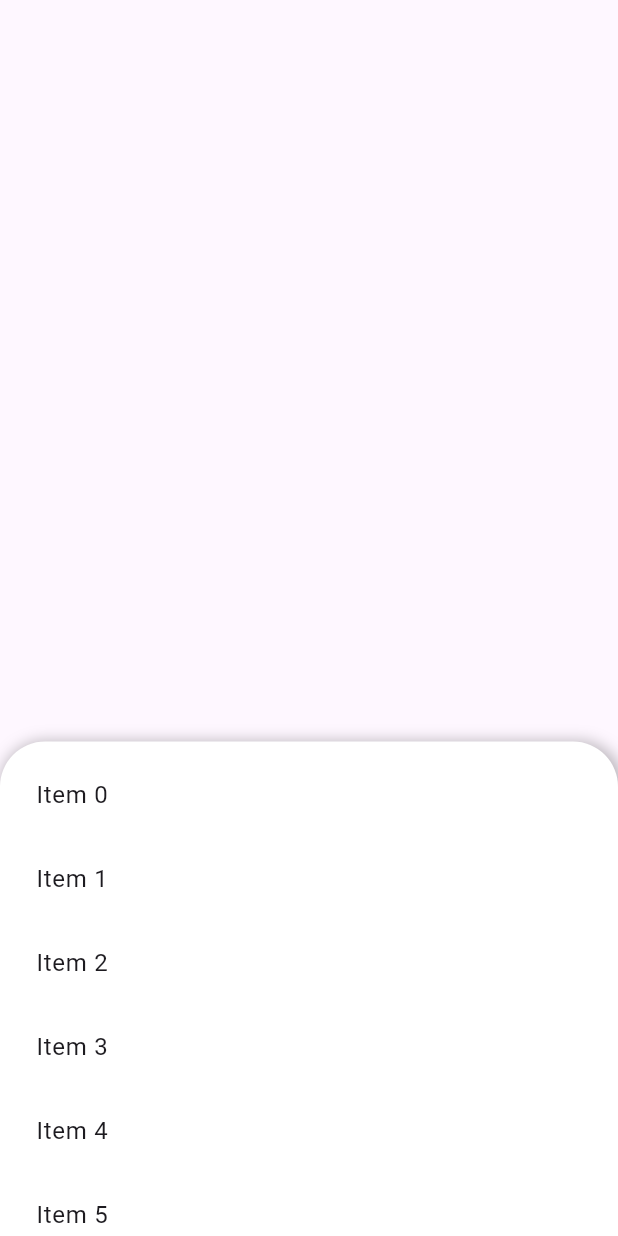
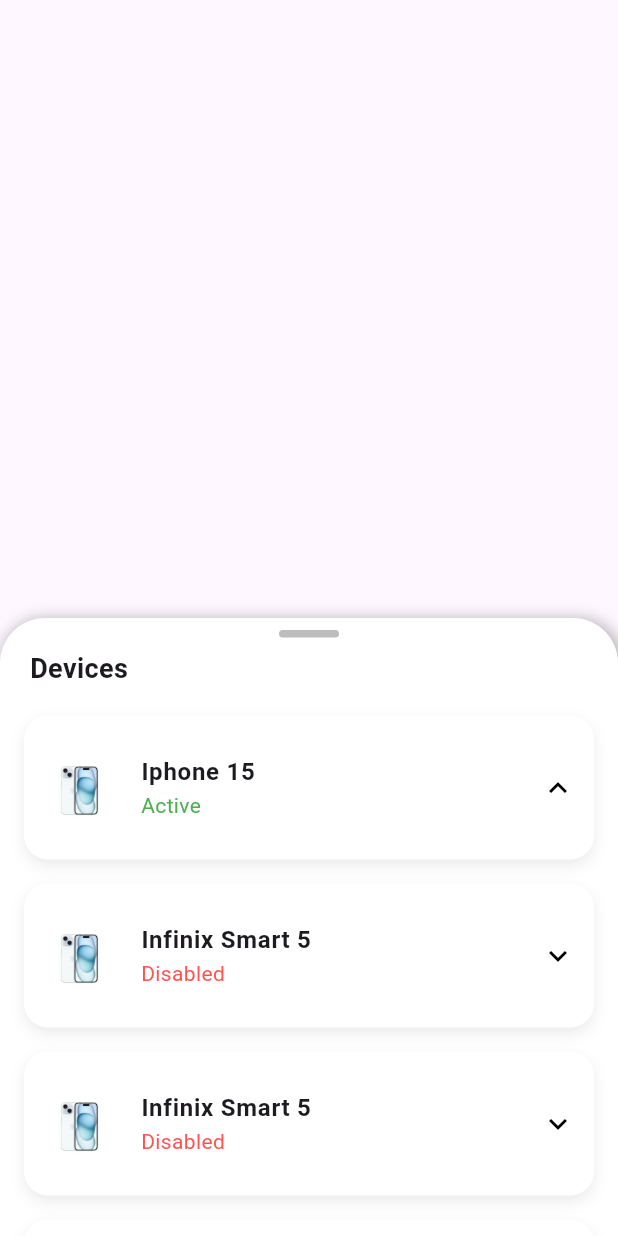
Before and after one commit to pious2847/Findsafe_MobileApp, a Flutter app: the DeviceDraggableSheet widget shown alone on an empty page, opened directly, on a phone screen of 412 x 824 dp. Run offline on Flutter 3.47's test engine with Material 3 defaults, Android fonts, the light colour scheme and no system bars; our stand-ins replace google_maps_flutter, iconsax.

Commit message:
Updates on Home page and Location page

```diff
--- a/lib/screens/home.dart
+++ b/lib/screens/home.dart
@@ -1,5 +1,8 @@
+import 'package:findsafe/widgets/custom_buttons.dart';
+import 'package:findsafe/widgets/device_draggable_sheet.dart';
 import 'package:flutter/material.dart';
 import 'package:google_maps_flutter/google_maps_flutter.dart';
+import 'package:iconsax/iconsax.dart';
 
 class Home extends StatefulWidget {
   const Home({super.key});
@@ -9,67 +12,59 @@
 }
 
 class _HomeState extends State<Home> {
+  bool _isDraggableOpen = false;
+
   final CameraPosition initialCameraPosition = const CameraPosition(
     target: LatLng(37.77483, -122.41942), // Example coordinates (San Francisco)
     zoom: 12.0, // Zoom level
   );
 
+  // Function to toggle the DeviceDraggableSheet
+  void _toggleDraggableSheet() {
+    setState(() {
+      _isDraggableOpen = !_isDraggableOpen;
+    });
+  }
+
   @override
   Widget build(BuildContext context) {
     return Stack(
       children: [
-        const DeviceDraggableSheet(),
         GoogleMap(
           initialCameraPosition: initialCameraPosition,
-          mapType: MapType.normal, // Optional map type
-          myLocationEnabled: true, // Show the user's location
-          myLocationButtonEnabled: true, // Enable location button
+          mapType: MapType.normal,
+          myLocationEnabled: true,
+          myLocationButtonEnabled: true,
         ),
+
+        // Conditionally display the DeviceDraggableSheet
+        if (_isDraggableOpen) const DeviceDraggableSheet(),
+
+
+        Positioned(
+            bottom: 100,
+            right: 25,
+            child: Column(
+              children: [
+               if(!_isDraggableOpen) Custom_Elevated_Buttons(
+                  icon: Iconsax.gps,
+                  onTap: () {
+                    // Add any functionality here
+                  },
+                ),
+                const SizedBox(
+                  height: 30,
+                ),
+                Custom_Elevated_Buttons(
+                  // Change the icon dynamically based on _isDraggableOpen
+                  icon: _isDraggableOpen
+                      ? Iconsax.arrow_square_down
+                      : Iconsax.arrow_square_up,
+                  onTap: _toggleDraggableSheet,
+                ),
+              ],
+            ))
       ],
     );
   }
 }
-
-class DeviceDraggableSheet extends StatelessWidget {
-  const DeviceDraggableSheet({
-    super.key,
-  });
-
-  @override
-  Widget build(BuildContext context) {
-    return DraggableScrollableSheet(
-      initialChildSize: 0.4, // Starting height (30% of the screen)
-      minChildSize: 0.1, // Minimum height
-      maxChildSize: 0.9, // Maximum height (90% of the screen)
-      builder: (context, scrollController) {
-        return Container(
-          decoration: const BoxDecoration(
-            color: Colors.white, // Set background color
-            borderRadius: BorderRadius.only(
-                topLeft: Radius.circular(30), topRight: Radius.circular(30)),
-            boxShadow: [
-              BoxShadow(
-                color: Colors.black26, // Shadow color
-                blurRadius: 8, // How blurry the shadow is
-                spreadRadius: 2, // How much the shadow expands (optional)
-                offset: Offset(2, 2), // Offset from the box: (x,y)
-              ),
-            ],
-          ),
-          child: Padding(
-            padding: const EdgeInsets.all(8.0),
-            child: ListView.builder(
-              controller: scrollController,
-              itemCount: 20,
-              itemBuilder: (context, index) {
-                return ListTile(
-                  title: Text('Item $index'),
-                );
-              },
-            ),
-          ),
-        );
-      },
-    );
-  }
-}
--- /dev/null
+++ b/lib/widgets/device_draggable_sheet.dart
@@ -0,0 +1,127 @@
+import 'package:flutter/material.dart';
+
+
+class DeviceDraggableSheet extends StatelessWidget {
+  const DeviceDraggableSheet({super.key});
+
+  @override
+  Widget build(BuildContext context) {
+    return DraggableScrollableSheet(
+      initialChildSize: 0.5, // Start at 40% of the screen
+      minChildSize: 0.1, // Minimum height
+      maxChildSize: 0.9, // Maximum height
+      builder: (context, scrollController) {
+        return Container(
+          decoration: const BoxDecoration(
+            color: Colors.white, // Background color
+            borderRadius: BorderRadius.only(
+              topLeft: Radius.circular(30),
+              topRight: Radius.circular(30),
+            ),
+            boxShadow: [
+              BoxShadow(
+                color: Colors.black26,
+                blurRadius: 8,
+                spreadRadius: 2,
+                offset: Offset(2, 2),
+              ),
+            ],
+          ),
+          child: Column(
+            crossAxisAlignment: CrossAxisAlignment.start,
+            children: [
+              // Drag handle
+              Center(
+                child: Container(
+                  margin: const EdgeInsets.symmetric(vertical: 8),
+                  width: 40,
+                  height: 5,
+                  decoration: BoxDecoration(
+                    color: Colors.grey[400],
+                    borderRadius: BorderRadius.circular(5),
+                  ),
+                ),
+              ),
+
+              // Title
+              const Padding(
+                padding: EdgeInsets.symmetric(horizontal: 20),
+                child: Text(
+                  "Devices",
+                  style: TextStyle(
+                    fontSize: 18,
+                    fontWeight: FontWeight.bold,
+                  ),
+                ),
+              ),
+
+              const SizedBox(height: 10),
+
+              // List of devices
+              Expanded(
+                child: ListView.builder(
+                  controller: scrollController,
+                  itemCount: 5, // Example: 5 devices
+                  itemBuilder: (context, index) {
+                    return Padding(
+                      padding: const EdgeInsets.symmetric(
+                          horizontal: 16, vertical: 8),
+                      child: Container(
+                        decoration: BoxDecoration(
+                          color: Colors.white,
+                          borderRadius: BorderRadius.circular(16),
+                          boxShadow: [
+                            BoxShadow(
+                              color: Colors.grey.withOpacity(0.2),
+                              blurRadius: 8,
+                              offset: const Offset(0, 4),
+                            ),
+                          ],
+                        ),
+                        child: ListTile(
+                          contentPadding: const EdgeInsets.all(12),
+                          leading: Container(
+                            width: 50,
+                            height: 50,
+                            decoration: BoxDecoration(
+                              borderRadius: BorderRadius.circular(12),
+                              image: const DecorationImage(
+                                image: AssetImage(
+                                    'assets/images/phone_placeholder.png'), // Add a placeholder image
+                                fit: BoxFit.cover,
+                              ),
+                            ),
+                          ),
+                          title: Text(
+                            index == 0 ? "Iphone 15" : "Infinix Smart 5",
+                            style: const TextStyle(
+                              fontWeight: FontWeight.bold,
+                            ),
+                          ),
+                          subtitle: Text(
+                            index == 0 ? "Active" : "Disabled",
+                            style: TextStyle(
+                              color: index == 0
+                                  ? Colors.green
+                                  : Colors.redAccent,
+                            ),
+                          ),
+                          trailing: Icon(
+                            index == 0
+                                ? Icons.keyboard_arrow_up
+                                : Icons.keyboard_arrow_down,
+                            color: Colors.black,
+                          ),
+                        ),
+                      ),
+                    );
+                  },
+                ),
+              ),
+            ],
+          ),
+        );
+      },
+    );
+  }
+}
--- a/pubspec.yaml
+++ b/pubspec.yaml
@@ -37,6 +37,7 @@
   cupertino_icons: ^1.0.8
   iconsax: ^0.0.8
   google_maps_flutter: ^2.10.0
+  dio: ^5.7.0
 
 dev_dependencies:
   flutter_test:
@@ -61,8 +62,8 @@
   uses-material-design: true
 
   # To add assets to your application, add an assets section, like this:
-  # assets:
-  #   - images/a_dot_burr.jpeg
+  assets:
+    - assets/images/
   #   - images/a_dot_ham.jpeg
 
   # An image asset can refer to one or more resolution-specific "variants", see
```
Also changed, not shown: lib/constants/custom_bottom_nav.dart (+15 -14 lines), lib/screens/location.dart (added, +28 -0 lines), lib/widgets/custom_buttons.dart (added, +36 -0 lines), assets/images/phone_placeholder.png (added), pubspec.lock.
